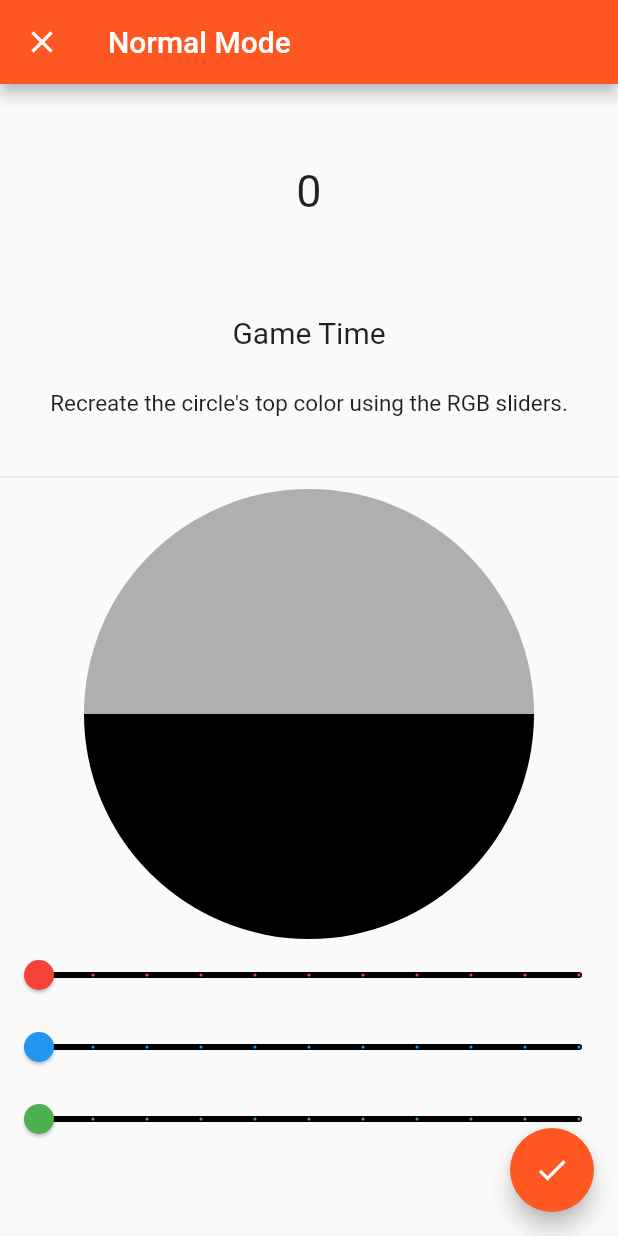
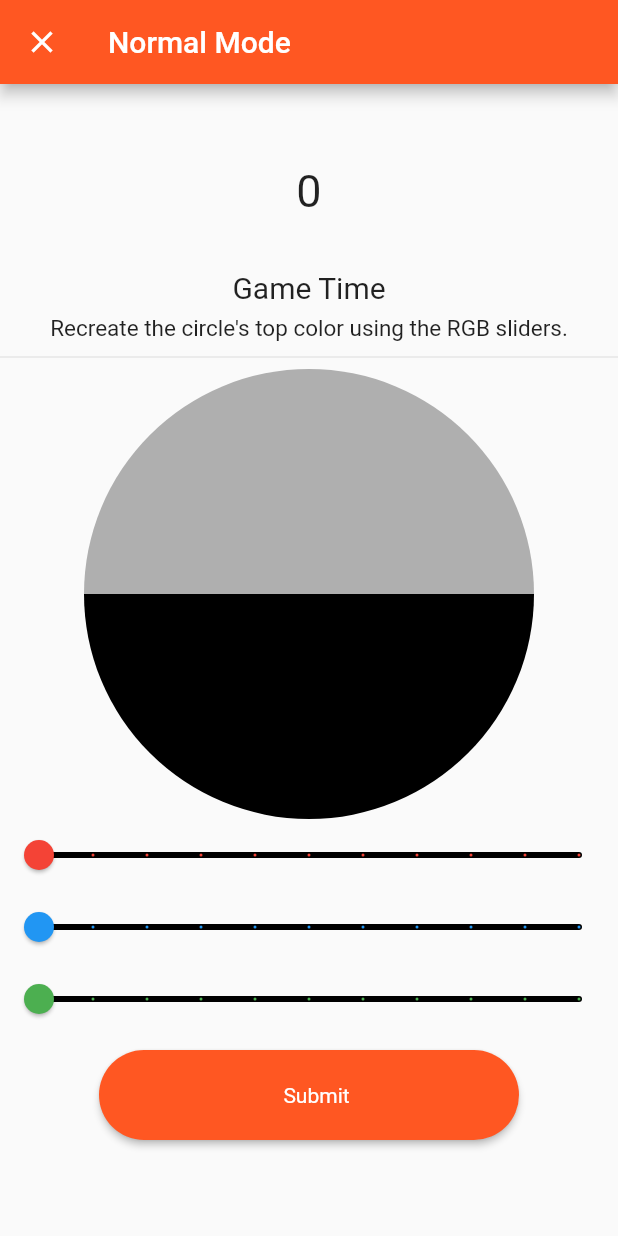
Before and after one commit to dmdevoss/color-picker-game, a Flutter app: the screen it shows after launch, after a tap on "NORMAL", on a phone screen of 412 x 824 dp. Run offline on Flutter 3.47's test engine with Material 2 defaults, Android fonts, the phone set to English and light mode, and no system bars; our stand-ins replace flutter_colorpicker.

Commit message:
give submit button a little logic

```diff
--- a/lib/main.dart
+++ b/lib/main.dart
@@ -233,6 +233,7 @@ class _ColorPickerPageState extends State<ColorPickerPage> {
 
     if(_score > 0) {
       _scoreText = "";
+      _scoreTextTitle = "";
     } else {
       _scoreText = "Recreate the circle's top color using the RGB sliders.";
     }
@@ -271,7 +272,6 @@ class _ColorPickerPageState extends State<ColorPickerPage> {
     _loseMode = false;
 
     if(_timeAttackMode) {
-      _topText = "Go!";
       _startNewTimer();
     } else {
       _startNewStopwatch();
@@ -361,6 +361,17 @@ class _ColorPickerPageState extends State<ColorPickerPage> {
       else return _timeElapsed.inSeconds.toString();
     }
   }
+  String _getDoneButtonText(){
+    if(_timeAttackMode) {
+      return "Restart";
+    } else {
+      if(_winMode || _loseMode) {
+        return "Try Again?";
+      } else {
+        return "Submit";
+      }
+    }
+  }
 
   // Destroy the timers when you leave the page
   @override
@@ -391,7 +402,7 @@ class _ColorPickerPageState extends State<ColorPickerPage> {
           mainAxisAlignment: MainAxisAlignment.center,
           children: <Widget>[
             SizedBox(
-              height: 100,
+              height: 70,
               child: Text(
                   _getTimeDisplay(),
                   style: TextStyle(
@@ -400,7 +411,7 @@ class _ColorPickerPageState extends State<ColorPickerPage> {
               ),
             ),
             SizedBox(
-              height: 50,
+              height: 30,
               child: Text(
                   "$_scoreTextTitle",
                   style: TextStyle(
@@ -409,7 +420,7 @@ class _ColorPickerPageState extends State<ColorPickerPage> {
               ),
             ),
             SizedBox(
-              height: 50,
+              height: 20,
               child: Text(
                   "$_scoreText",
                   style: TextStyle(
@@ -506,13 +517,12 @@ class _ColorPickerPageState extends State<ColorPickerPage> {
                   });
                 }
             ),
+            HomepageButton(
+                onPressed: _doneButtonPressed,
+                buttonText: _getDoneButtonText()
+            ),
           ],
         ),
-      ),
-      floatingActionButton: FloatingActionButton(
-        onPressed: _doneButtonPressed,
-        tooltip: 'Done',
-        child: Icon(Icons.done),
       ),
     );
   }
@@ -528,7 +538,7 @@ class FancyPickerPage extends StatefulWidget {
 
 class _FancyPickerPageState extends State<FancyPickerPage> {
 
-  Color _pickerColor = Color(0xff443a49);
+  Color _pickerColor = Color.fromRGBO(245, 72, 6, 1.0);
 
   void changeColor(Color color) {
     setState(() => _pickerColor = color);
@@ -546,10 +556,10 @@ class _FancyPickerPageState extends State<FancyPickerPage> {
                 mainAxisAlignment: MainAxisAlignment.center,
                 children: <Widget>[
                   Text(
-                      "Fine...",
+                      "“The soul becomes dyed with the color of its thoughts.” ~Marcus Aurelius.",
                       textAlign: TextAlign.center,
                       style: TextStyle(
-                          fontSize: 20
+                          fontSize: 15
                       )
                   ),
                   ColorPicker(
```
